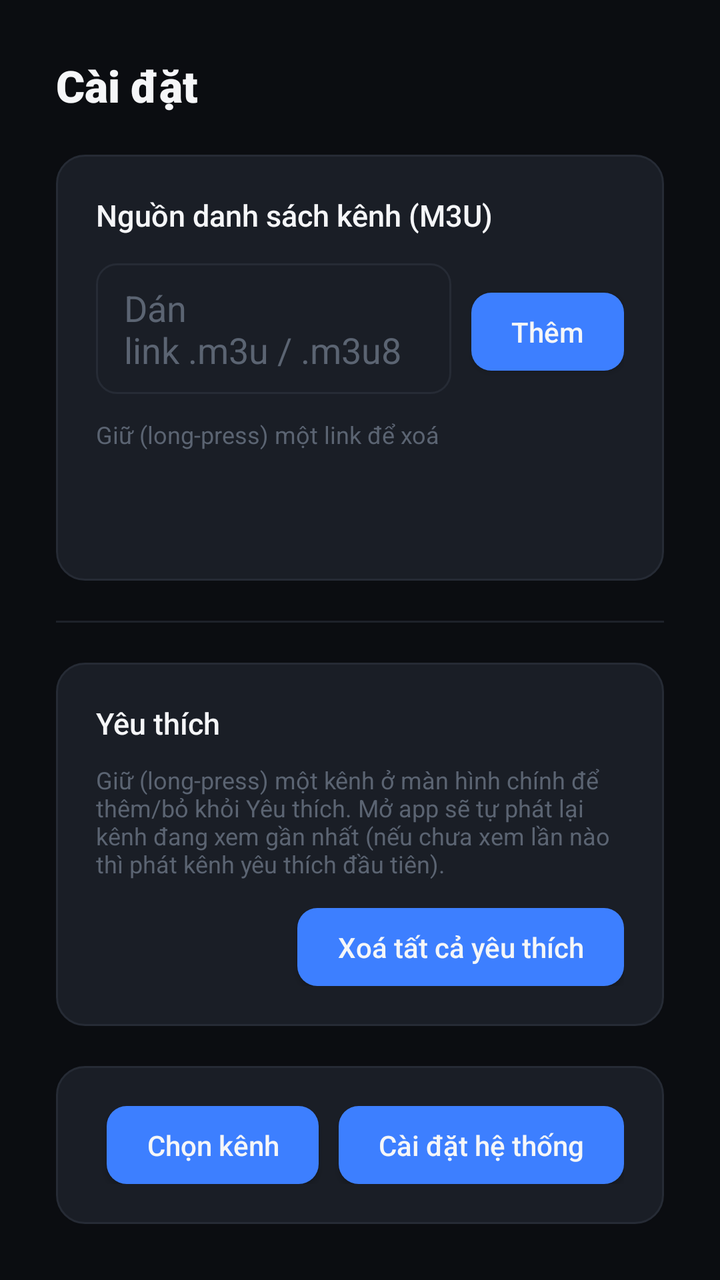
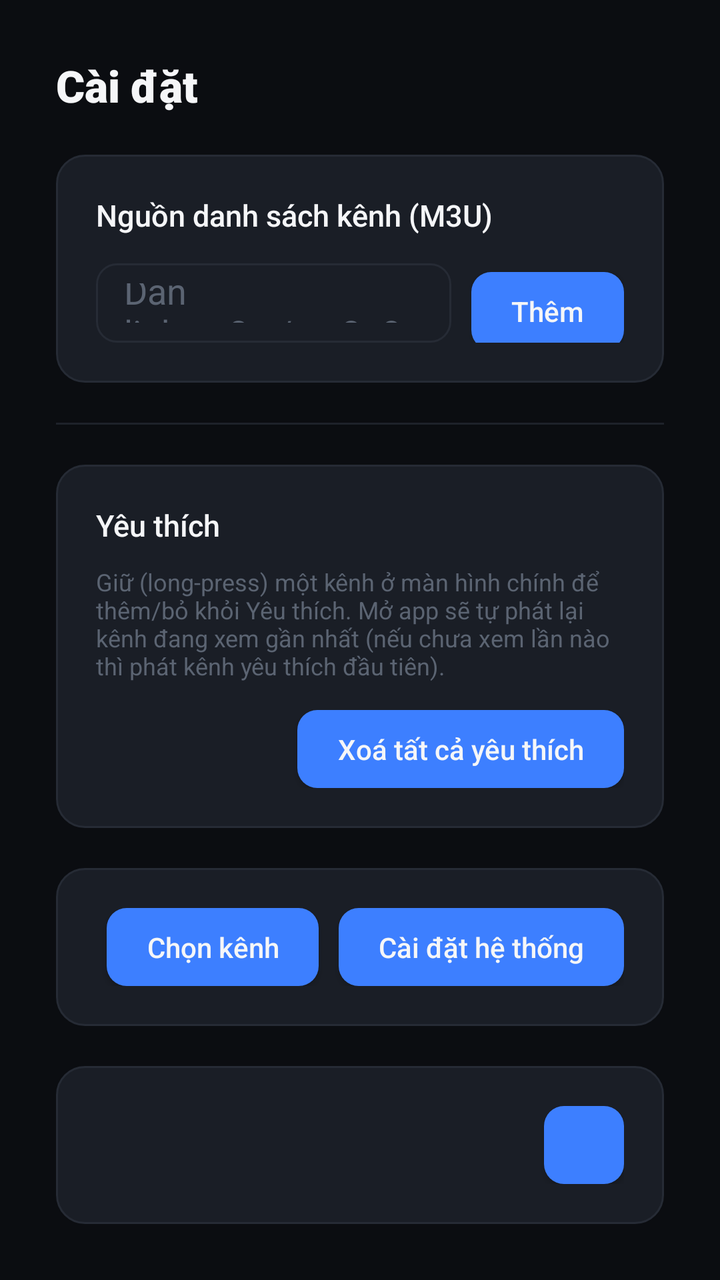

Compare the two renders of this Android layout. The source of the first and the diff that turns it into the second are given below.
<!-- AndroidManifest.xml: application theme Theme.VnTv -->
<!-- res/layout/activity_settings.xml -->
<?xml version="1.0" encoding="utf-8"?>
<LinearLayout xmlns:android="http://schemas.android.com/apk/res/android"
    android:layout_width="match_parent"
    android:layout_height="match_parent"
    android:orientation="vertical"
    android:background="@color/bg_base"
    android:padding="28dp">

    <TextView
        android:layout_width="match_parent"
        android:layout_height="wrap_content"
        android:text="@string/settings_screen_title"
        android:textColor="@color/text_primary"
        android:fontFamily="sans-serif-black"
        android:textSize="22sp"
        android:paddingBottom="20dp" />

    <LinearLayout
        android:layout_width="match_parent"
        android:layout_height="0dp"
        android:layout_weight="1"
        android:orientation="vertical"
        android:background="@drawable/card_background"
        android:padding="20dp">

        <TextView
            android:layout_width="match_parent"
            android:layout_height="wrap_content"
            android:text="@string/settings_title"
            android:textColor="@color/text_primary"
            android:fontFamily="sans-serif-medium"
            android:textSize="15sp"
            android:paddingBottom="14dp" />

        <LinearLayout
            android:layout_width="match_parent"
            android:layout_height="wrap_content"
            android:orientation="horizontal">

            <EditText
                android:id="@+id/url_input"
                android:layout_width="0dp"
                android:layout_weight="1"
                android:layout_height="wrap_content"
                android:layout_marginEnd="10dp"
                style="@style/Widget.VnTv.EditText"
                android:hint="@string/url_hint" />

            <Button
                android:id="@+id/add_button"
                android:layout_width="wrap_content"
                android:layout_height="wrap_content"
                style="@style/Widget.VnTv.Button"
                android:text="@string/add" />
        </LinearLayout>

        <TextView
            android:layout_width="match_parent"
            android:layout_height="wrap_content"
            android:text="@string/remove_hint"
            android:textColor="@color/text_tertiary"
            android:textSize="12sp"
            android:paddingTop="12dp"
            android:paddingBottom="8dp" />

        <ListView
            android:id="@+id/url_list"
            android:layout_width="match_parent"
            android:layout_height="0dp"
            android:layout_weight="1"
            android:divider="@null"
            android:dividerHeight="4dp" />
    </LinearLayout>

    <View
        android:layout_width="match_parent"
        android:layout_height="1dp"
        android:layout_marginVertical="20dp"
        android:background="@color/divider" />

    <LinearLayout
        android:layout_width="match_parent"
        android:layout_height="wrap_content"
        android:orientation="vertical"
        android:background="@drawable/card_background"
        android:padding="20dp">

        <TextView
            android:layout_width="match_parent"
            android:layout_height="wrap_content"
            android:text="@string/favorites_section_title"
            android:textColor="@color/text_primary"
            android:fontFamily="sans-serif-medium"
            android:textSize="15sp"
            android:paddingBottom="10dp" />

        <TextView
            android:layout_width="match_parent"
            android:layout_height="wrap_content"
            android:text="@string/default_channel_hint"
            android:textColor="@color/text_tertiary"
            android:textSize="12sp"
            android:paddingBottom="14dp" />

        <LinearLayout
            android:layout_width="match_parent"
            android:layout_height="wrap_content"
            android:orientation="horizontal"
            android:gravity="center_vertical">

            <TextView
                android:id="@+id/default_channel_value"
                android:layout_width="0dp"
                android:layout_weight="1"
                android:layout_height="wrap_content"
                android:textColor="@color/text_secondary"
                android:textSize="14sp" />

            <Button
                android:id="@+id/clear_default_button"
                android:layout_width="wrap_content"
                android:layout_height="wrap_content"
                style="@style/Widget.VnTv.Button"
                android:text="@string/clear_favorites" />
        </LinearLayout>
    </LinearLayout>

    <LinearLayout
        android:layout_width="match_parent"
        android:layout_height="wrap_content"
        android:layout_marginTop="20dp"
        android:orientation="horizontal"
        android:gravity="center_vertical"
        android:background="@drawable/card_background"
        android:padding="20dp">

        <TextView
            android:id="@+id/hotkey_value"
            android:layout_width="0dp"
            android:layout_weight="1"
            android:layout_height="wrap_content"
            android:textColor="@color/text_secondary"
            android:textSize="14sp" />

        <Button
            android:id="@+id/hotkey_button"
            android:layout_width="wrap_content"
            android:layout_height="wrap_content"
            android:layout_marginEnd="10dp"
            style="@style/Widget.VnTv.Button"
            android:text="@string/hotkey_choose" />

        <Button
            android:id="@+id/system_settings_button"
            android:layout_width="wrap_content"
            android:layout_height="wrap_content"
            style="@style/Widget.VnTv.Button"
            android:text="@string/system_settings" />
    </LinearLayout>
</LinearLayout>
<!-- resources referenced by this layout -->
<resources>
  <color name="bg_base">#0B0D11</color>
  <color name="divider">#1E222A</color>
  <color name="text_primary">#F5F6F8</color>
  <color name="text_secondary">#99A2B3</color>
  <color name="text_tertiary">#5B6472</color>
  <!-- drawable card_background (drawable) -->
  <?xml version="1.0" encoding="utf-8"?>
  <shape xmlns:android="http://schemas.android.com/apk/res/android" android:shape="rectangle">
      <solid android:color="@color/surface_card" />
      <corners android:radius="14dp" />
      <stroke android:width="1dp" android:color="@color/border_subtle" />
  </shape>
  <string name="add">Thêm</string>
  <string name="clear_favorites">Xoá tất cả yêu thích</string>
  <string name="default_channel_hint">Giữ (long-press) một kênh ở màn hình chính để thêm/bỏ khỏi Yêu thích. Mở app sẽ tự phát lại kênh đang xem gần nhất (nếu chưa xem lần nào thì phát kênh yêu thích đầu tiên).</string>
  <string name="favorites_section_title">Yêu thích</string>
  <string name="hotkey_choose">Chọn kênh</string>
  <string name="remove_hint">Giữ (long-press) một link để xoá</string>
  <string name="settings_screen_title">Cài đặt</string>
  <string name="settings_title">Nguồn danh sách kênh (M3U)</string>
  <string name="system_settings">Cài đặt hệ thống</string>
  <string name="url_hint">Dán link .m3u / .m3u8</string>
  <style name="Widget.VnTv.Button" parent="Widget.AppCompat.Button">
          <item name="android:background">@drawable/button_background</item>
          <item name="android:textColor">@color/text_primary</item>
          <item name="android:textAllCaps">false</item>
          <item name="android:fontFamily">sans-serif-medium</item>
          <item name="android:paddingLeft">20dp</item>
          <item name="android:paddingRight">20dp</item>
          <item name="android:paddingTop">10dp</item>
          <item name="android:paddingBottom">10dp</item>
          <item name="android:minWidth">0dp</item>
          <item name="android:minHeight">0dp</item>
      </style>
  <style name="Widget.VnTv.EditText" parent="Widget.AppCompat.EditText">
          <item name="android:background">@drawable/edittext_background</item>
          <item name="android:textColor">@color/text_primary</item>
          <item name="android:textColorHint">@color/text_tertiary</item>
          <item name="android:paddingLeft">14dp</item>
          <item name="android:paddingRight">14dp</item>
          <item name="android:paddingTop">10dp</item>
          <item name="android:paddingBottom">10dp</item>
      </style>
  <style name="Theme.VnTv" parent="Theme.AppCompat.NoActionBar">
          <item name="android:windowBackground">@color/bg_base</item>
          <item name="colorAccent">@color/accent</item>
          <item name="colorControlNormal">@color/text_secondary</item>
          <item name="colorControlActivated">@color/accent</item>
          <item name="colorControlHighlight">@color/accent_soft</item>
          <item name="android:textColorPrimary">@color/text_primary</item>
          <item name="android:textColorSecondary">@color/text_secondary</item>
      </style>
  <color name="surface_card">#1A1E26</color>
  <color name="border_subtle">#262B35</color>
  <color name="accent">#3D7FFF</color>
  <color name="accent_soft">#1C2B47</color>
  <color name="accent_light">#6AA0FF</color>
  <color name="accent_dark">#2D63D6</color>
  <color name="surface_card_focused">#232935</color>
  <!-- unchanged entries left out for length: 2 -->
</resources>

<!-- the commit's change to res/layout/activity_settings.xml (unified diff, before → after) -->
@@ -157,4 +157,28 @@
             style="@style/Widget.VnTv.Button"
             android:text="@string/system_settings" />
     </LinearLayout>
+
+    <LinearLayout
+        android:layout_width="match_parent"
+        android:layout_height="wrap_content"
+        android:layout_marginTop="20dp"
+        android:orientation="horizontal"
+        android:gravity="center_vertical"
+        android:background="@drawable/card_background"
+        android:padding="20dp">
+
+        <TextView
+            android:id="@+id/home_value"
+            android:layout_width="0dp"
+            android:layout_weight="1"
+            android:layout_height="wrap_content"
+            android:textColor="@color/text_secondary"
+            android:textSize="14sp" />
+
+        <Button
+            android:id="@+id/home_button"
+            android:layout_width="wrap_content"
+            android:layout_height="wrap_content"
+            style="@style/Widget.VnTv.Button" />
+    </LinearLayout>
 </LinearLayout>
